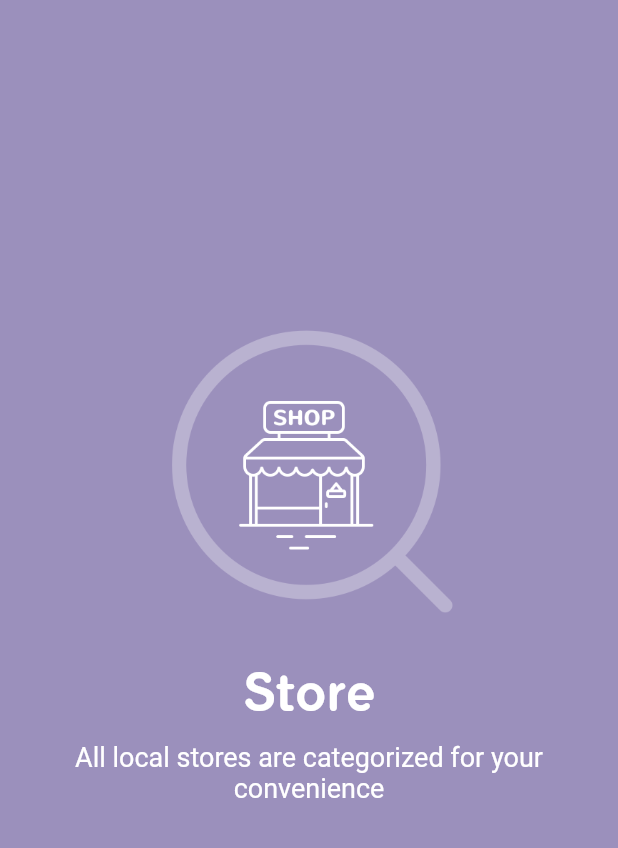
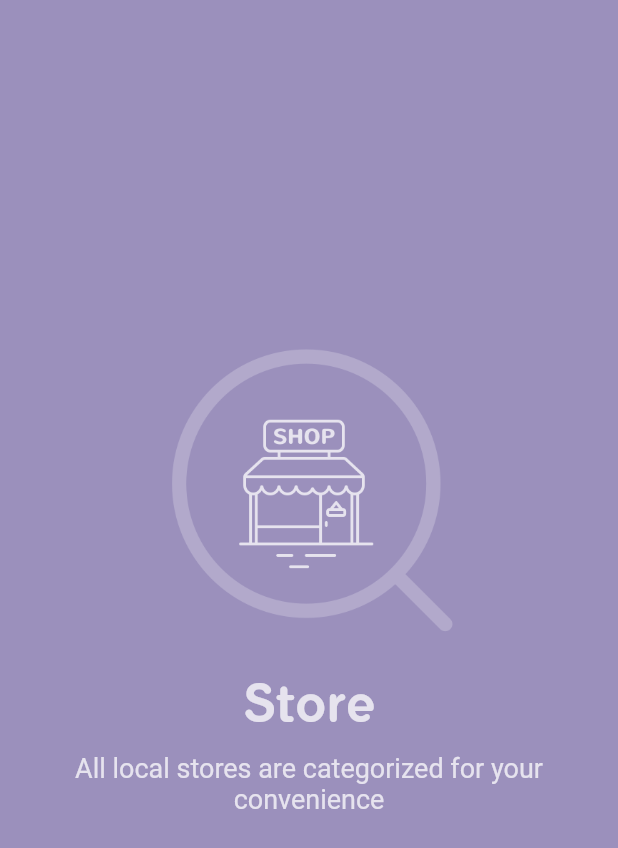
Before and after one commit to sabith-th/flutter-material-page-reveal, a Flutter app: the screen it shows after launch, on a phone screen of 412 x 824 dp. Shown: the top 848 px of the screen. Run offline on Flutter 3.47's test engine with Material 2 defaults, Android fonts, the phone set to English and light mode, and no system bars.

```diff
--- a/lib/main.dart
+++ b/lib/main.dart
@@ -26,6 +26,7 @@ class _MyHomePageState extends State<MyHomePage> {
       children: <Widget>[
         Page(
           viewModel: pages[2],
+          percentVisible: 0.75,
         )
       ],
     ));
--- a/lib/pages.dart
+++ b/lib/pages.dart
@@ -23,18 +23,24 @@ final pages = [
 
 class Page extends StatelessWidget {
   final PageViewModel viewModel;
+  final double percentVisible;
 
-  Page({this.viewModel});
+  Page({this.viewModel, this.percentVisible = 1.0});
 
   @override
   Widget build(BuildContext context) {
     return Container(
       width: double.infinity,
       color: viewModel.color,
+      child: Opacity(
+        opacity: percentVisible,
         child: Column(
           mainAxisAlignment: MainAxisAlignment.center,
           children: <Widget>[
-          Padding(
+            Transform(
+              transform: Matrix4.translationValues(
+                  0.0, 50.0 * (1.0 - percentVisible), 0.0),
+              child: Padding(
                 padding: EdgeInsets.only(bottom: 25.0),
                 child: Image.asset(
                   viewModel.heroAssetPath,
@@ -42,7 +48,11 @@ class Page extends StatelessWidget {
                   height: 200.0,
                 ),
               ),
-          Padding(
+            ),
+            Transform(
+              transform: Matrix4.translationValues(
+                  0.0, 30.0 * (1.0 - percentVisible), 0.0),
+              child: Padding(
                 padding: EdgeInsets.only(top: 10.0, bottom: 10.0),
                 child: Text(
                   viewModel.title,
@@ -52,15 +62,21 @@ class Page extends StatelessWidget {
                       fontSize: 34.0),
                 ),
               ),
-          Padding(
+            ),
+            Transform(
+              transform: Matrix4.translationValues(
+                  0.0, 30.0 * (1.0 - percentVisible), 0.0),
+              child: Padding(
                 padding: EdgeInsets.only(bottom: 75.0),
                 child: Text(
                   viewModel.body,
                   textAlign: TextAlign.center,
                   style: TextStyle(color: Colors.white, fontSize: 18.0),
                 ),
+              ),
             )
           ],
+        ),
       ),
     );
   }
```
Lines whose indentation alone changed are shown as unchanged.
